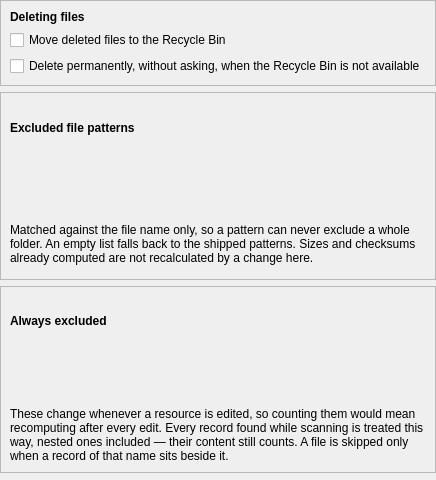
Above: packages/rehuco-agent/src/rehuco_agent/settings/ui/files_page.ui from borco/rehuco before the change. Below: the same form after it.
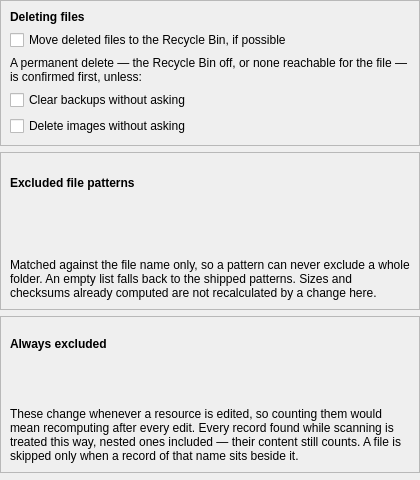
That is the form after the change. Custom widgets are drawn as their Qt base class.

Commit message: refs #312: feat(agent): one deletion policy on the Files page

Patch:
```diff
--- a/packages/rehuco-agent/src/rehuco_agent/settings/ui/files_page.ui
+++ b/packages/rehuco-agent/src/rehuco_agent/settings/ui/files_page.ui
@@ -53,7 +53,7 @@
       <item>
        <widget class="QCheckBox" name="use_recycle_bin_check_box">
         <property name="text">
-         <string>Move deleted files to the Recycle Bin</string>
+         <string>Move deleted files to the Recycle Bin, if possible</string>
         </property>
         <property name="toolTip">
          <string>A file this app deletes on the user's behalf -- a screenshot from the images editor, a .tc conversion's discarded backup, a discarded conversion-backups set -- goes to the Recycle Bin / Trash instead of being removed outright. Where no bin is reachable for a resource's location, the images editor offers a permanent delete for that one file; a conversion keeps its backup beside the converted resource, and a queued discard fails and leaves the backups in place.</string>
@@ -61,12 +61,32 @@
        </widget>
       </item>
       <item>
-       <widget class="QCheckBox" name="permanently_delete_if_unreachable_check_box">
+       <widget class="WrappingLabel" name="permanent_delete_label">
         <property name="text">
-         <string>Delete permanently, without asking, when the Recycle Bin is not available</string>
+         <string>A permanent delete — the Recycle Bin off, or none reachable for the file — is confirmed first, unless:</string>
         </property>
+        <property name="wordWrap">
+         <bool>true</bool>
+        </property>
+       </widget>
+      </item>
+      <item>
+       <widget class="QCheckBox" name="clear_backups_without_asking_check_box">
+        <property name="text">
+         <string>Clear backups without asking</string>
+        </property>
         <property name="toolTip">
-         <string>Skip the per-file question Convert, Discard Originals, the inline Discard action and the images editor would otherwise ask when the Recycle Bin cannot be reached, and delete outright instead.</string>
+         <string>Permanently delete a conversion's .orig backups -- Convert, Discard Originals, a document's Discard Backups action, the Conversion Backups dialog -- without a confirmation. A queued discard from the Conversion Backups dialog has no window to ask from, so with this off it fails and leaves the backups in place when no Recycle Bin is reachable.</string>
+        </property>
+       </widget>
+      </item>
+      <item>
+       <widget class="QCheckBox" name="delete_images_without_asking_check_box">
+        <property name="text">
+         <string>Delete images without asking</string>
+        </property>
+        <property name="toolTip">
+         <string>Permanently delete a screenshot from the images editor without a confirmation.</string>
         </property>
        </widget>
       </item>
```
Left out of the diff: 2 changed lines with no effect on the pictures. The commit also changes 26 other files.
